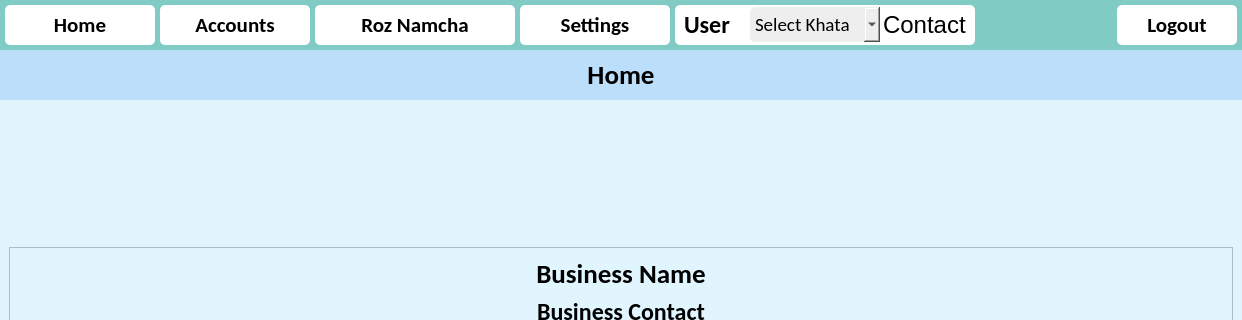
Qt form ui/main_window.ui (CodeWithEhtisham/Digital-Khata) before a commit; both pictures show x 0 to 1242 and y 0 to 320 of the 1242 by 939 pixel window.
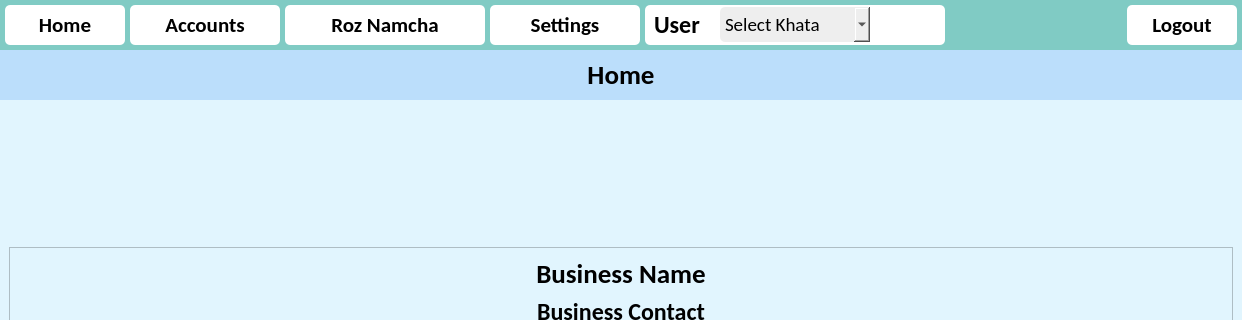
The same form after that commit. Icons and pictures are not drawn.

Commit message: ui changing and table column width set

What changed in the file:
```diff
--- a/ui/main_window.ui
+++ b/ui/main_window.ui
@@ -118,13 +118,13 @@
         <widget class="QPushButton" name="btn_home">
          <property name="minimumSize">
           <size>
-           <width>150</width>
+           <width>120</width>
            <height>40</height>
           </size>
          </property>
          <property name="maximumSize">
           <size>
-           <width>150</width>
+           <width>120</width>
            <height>40</height>
           </size>
          </property>
@@ -287,7 +287,7 @@
          </property>
          <property name="maximumSize">
           <size>
-           <width>300</width>
+           <width>500</width>
            <height>40</height>
           </size>
          </property>
@@ -326,13 +326,13 @@
            <widget class="QComboBox" name="khata_options">
             <property name="minimumSize">
              <size>
-              <width>130</width>
+              <width>150</width>
               <height>35</height>
              </size>
             </property>
             <property name="maximumSize">
              <size>
-              <width>130</width>
+              <width>200</width>
               <height>35</height>
              </size>
             </property>
@@ -360,7 +360,7 @@
              </font>
             </property>
             <property name="text">
-             <string>Contact</string>
+             <string></string>
             </property>
            </widget>
           </item>
@@ -371,13 +371,13 @@
         <widget class="QPushButton" name="btn_logout">
          <property name="minimumSize">
           <size>
-           <width>120</width>
+           <width>110</width>
            <height>40</height>
           </size>
          </property>
          <property name="maximumSize">
           <size>
-           <width>120</width>
+           <width>110</width>
            <height>40</height>
           </size>
          </property>
```
The commit also changes 2 other files.
